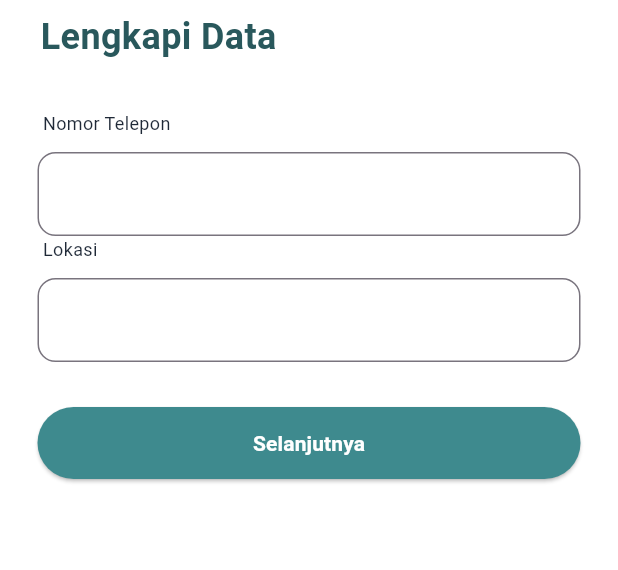
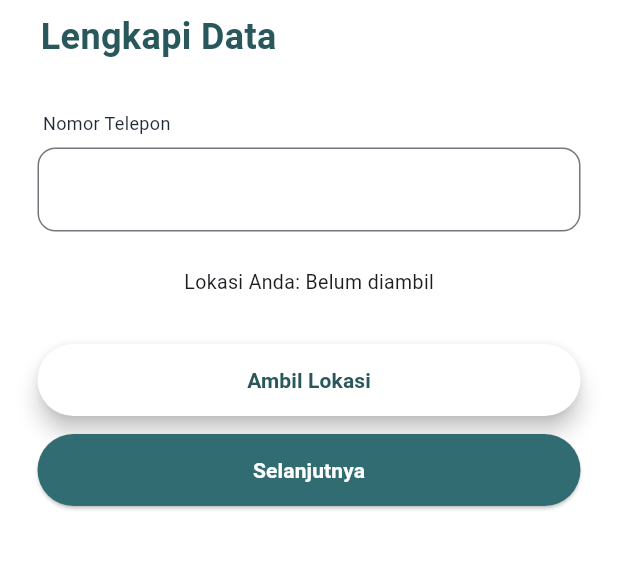
Before and after one commit to kevinnsrt/pakailagi.id, a Flutter app: the RegisterPage2 screen opened directly, on a phone screen of 412 x 824 dp, the part 166-736 px from its top. Run offline on Flutter 3.47's test engine with Material 3 defaults, Android fonts, the phone set to English and light mode, and no system bars; our stand-ins replace firebase_auth, firebase_core, flutter_map, geolocator, google_sign_in, latlong2; missing offline and left inert: smooth_transition; accounts and stored records are empty; network calls fail.

Commit message:
add location feature

```diff
--- a/lib/dashboard/items/all_items.dart
+++ b/lib/dashboard/items/all_items.dart
@@ -29,6 +29,7 @@ class _AllItemsPageState extends State<AllItemsPage> {
   @override
   Widget build(BuildContext context) {
     return Scaffold(
+      backgroundColor: Colors.white,
       body: SafeArea(
         child: RefreshIndicator(
         onRefresh: fetchItems,
--- a/lib/login-register/register/register2.dart
+++ b/lib/login-register/register/register2.dart
@@ -1,7 +1,8 @@
 import 'package:flutter/material.dart';
-import 'package:tubes_pm/authentication/authGate.dart';
+import 'package:geolocator/geolocator.dart';
 import 'package:tubes_pm/authentication/register_auth.dart';
 import 'package:tubes_pm/colors/colors.dart';
+import 'package:tubes_pm/map/map.dart';
 
 class RegisterPage2 extends StatefulWidget {
   const RegisterPage2({super.key});
@@ -12,13 +13,53 @@ class RegisterPage2 extends StatefulWidget {
 
 class _RegisterPage2State extends State<RegisterPage2> {
   final TextEditingController _number = TextEditingController();
-  final TextEditingController _location = TextEditingController();
 
+  String? _locationText = "Belum diambil";
 
-  // late String _username ;
-  // late String _mail;
-  // late String _password;
-  // late String _confirmPassword;
+  // ─────────────────────────────────────────────
+  // FUNGSI AMBIL LOKASI
+  // ─────────────────────────────────────────────
+  Future<void> getUserLocation() async {
+    try {
+      bool serviceEnabled = await Geolocator.isLocationServiceEnabled();
+      if (!serviceEnabled) {
+        ScaffoldMessenger.of(context)
+            .showSnackBar(SnackBar(content: Text("GPS tidak aktif")));
+        return;
+      }
+
+      LocationPermission permission = await Geolocator.checkPermission();
+      if (permission == LocationPermission.denied) {
+        permission = await Geolocator.requestPermission();
+        if (permission == LocationPermission.denied) {
+          ScaffoldMessenger.of(context)
+              .showSnackBar(SnackBar(content: Text("Izin lokasi ditolak")));
+          return;
+        }
+      }
+
+      if (permission == LocationPermission.deniedForever) {
+        ScaffoldMessenger.of(context).showSnackBar(
+            SnackBar(content: Text("Izin lokasi permanen ditolak")));
+        return;
+      }
+
+      final pos = await Geolocator.getCurrentPosition(
+          desiredAccuracy: LocationAccuracy.high);
+
+      setState(() {
+        _locationText = "${pos.latitude}, ${pos.longitude}";
+      });
+
+      // Simpan ke RegisterAuth
+      RegisterAuth.instance.location = _locationText!;
+
+      print("Lokasi tersimpan: ${RegisterAuth.instance.location}");
+    } catch (e) {
+      ScaffoldMessenger.of(context)
+          .showSnackBar(SnackBar(content: Text("Gagal mengambil lokasi")));
+    }
+  }
 
   @override
   Widget build(BuildContext context) {
@@ -26,7 +67,10 @@ class _RegisterPage2State extends State<RegisterPage2> {
         backgroundColor: Colors.white,
         appBar: AppBar(
           backgroundColor: Colors.white,
-          title: Text("Sign Up",style: TextStyle(fontSize: 20,fontWeight: FontWeight.bold),),
+          title: Text(
+            "Sign Up",
+            style: TextStyle(fontSize: 20, fontWeight: FontWeight.bold),
+          ),
         ),
         body: SingleChildScrollView(
           child: Center(
@@ -34,7 +78,6 @@ class _RegisterPage2State extends State<RegisterPage2> {
                 child: Column(
                   mainAxisAlignment: MainAxisAlignment.center,
                   children: [
-
                     Container(
                       width: 358,
                       height: 104,
@@ -44,32 +87,37 @@ class _RegisterPage2State extends State<RegisterPage2> {
                         spacing: 8,
                         children: [
                           Image.asset('assets/register_logo.png'),
-                      Text("Lengkapi Data",textAlign: TextAlign.start,
-                        style: TextStyle(fontSize: 24,fontWeight: FontWeight.bold,color: AppColors.primary700),
+                          Text(
+                            "Lengkapi Data",
+                            style: TextStyle(
+                                fontSize: 24,
+                                fontWeight: FontWeight.bold,
+                                color: AppColors.primary700),
                           )
                         ],
                       ),
                     ),
+                    SizedBox(height: 24),
 
-                SizedBox(
-                  height: 24,
-                ),
-
+                    // Nomor Telepon
                     Container(
                       width: 362,
-                  height: 198,
                       child: Column(
                         children: [
                           Column(
                             spacing: 8,
                             children: [
                               SizedBox(
-                          width:355,
-                            height: 20,
-                            child: Text("Nomor Telepon",style: TextStyle(color: AppColors.grayscale800,fontSize: 12),),
+                                width: 355,
+                                child: Text(
+                                  "Nomor Telepon",
+                                  style: TextStyle(
+                                      color: AppColors.grayscale800, fontSize: 12),
+                                ),
                               ),
                               TextField(
                                 controller: _number,
+                                keyboardType: TextInputType.phone,
                                 decoration: InputDecoration(
                                   border: OutlineInputBorder(
                                     borderRadius: BorderRadius.circular(12),
@@ -78,57 +126,113 @@ class _RegisterPage2State extends State<RegisterPage2> {
                               ),
                             ],
                           ),
+
+                          const SizedBox(height: 24),
+
+                          // Lokasi
                           Column(
-                        mainAxisAlignment: MainAxisAlignment.start,
                             spacing: 8,
+                            crossAxisAlignment: CrossAxisAlignment.start,
                             children: [
-                          SizedBox(
-                            width:355,
-                            height: 20,
-                            child: Text("Lokasi",style: TextStyle(color: AppColors.grayscale800,fontSize: 12),),
+                              // tampilkan alamat rencananya
+                              Text(
+                                "Lokasi Anda: $_locationText",
+                                style: TextStyle(fontSize: 13),
                               ),
-                          TextField(
-                            controller: _location,
-                            decoration: InputDecoration(
-                              border: OutlineInputBorder(
-                                borderRadius: BorderRadius.circular(12),
+
+                              // ElevatedButton(
+                              //   onPressed: () {
+                              //     if (_locationText == "Belum diambil") return;
+                              //
+                              //     final parts = _locationText!.split(", ");
+                              //     final lat = double.parse(parts[0]);
+                              //     final lng = double.parse(parts[1]);
+                              //
+                              //     Navigator.push(
+                              //       context,
+                              //       MaterialPageRoute(
+                              //         builder: (_) => MapPage(lat: lat, lng: lng),
+                              //       ),
+                              //     );
+                              //   },
+                              //   child: Text("Lihat di Peta"),
+                              // ),
+                              if (_locationText != "Belum diambil") ...[
+                                SizedBox(height: 12),
+                                Container(
+                                  height: 200, // boleh kamu sesuaikan
+                                  width: double.infinity,
+                                  child: MapPage(
+                                    key: ValueKey(_locationText),
+                                    lat: double.parse(_locationText!.split(", ")[0]),
+                                    lng: double.parse(_locationText!.split(", ")[1]),
                                   ),
                                 ),
-                          ),
+                              ]
                             ],
                           ),
                         ],
                       ),
                     ),
 
+                    SizedBox(height: 32),
 
+                    // tombol get location
+                    Container(
+                      width: 362,
+                      height: 48,
+                      child:  // Tombol ambil lokasi
+                      ElevatedButton(
+                        onPressed: getUserLocation,
+                        style: ElevatedButton.styleFrom(
+                          backgroundColor: Colors.white,
+                          elevation: 6,
+                          foregroundColor: AppColors.primary700
+                        ),
+                        child: Text("Ambil Lokasi",style: TextStyle(fontWeight: FontWeight.bold),),
+                      ),
+                    ),
+
+                    SizedBox(
+                      height: 12,
+                    ),
+
+                    // Tombol lanjut
                     Container(
                       width: 362,
                       height: 48,
                       child: ElevatedButton(
                           style: ElevatedButton.styleFrom(
-                          backgroundColor: Color.fromRGBO(62, 138, 142, 1),
-                          foregroundColor: Colors.white
-                      ),onPressed: (){
+                              backgroundColor: AppColors.primary600,
+                              foregroundColor: Colors.white),
+                          onPressed: () {
                             RegisterAuth.instance.number = _number.text;
-                    RegisterAuth.instance.location = _location.text;
 
-                    if(RegisterAuth.instance.number.isEmpty || RegisterAuth.instance.location.isEmpty){
-                      ScaffoldMessenger.of(context).showSnackBar(SnackBar(content: Text("Data tidak boleh kosong",
-                        style: TextStyle(color: AppColors.grayscale50,fontWeight: FontWeight.bold),),
-                        backgroundColor: AppColors.primary500,));
-                    }else{
+                            if (RegisterAuth.instance.number.isEmpty ||
+                                RegisterAuth.instance.location.isEmpty) {
+                              ScaffoldMessenger.of(context).showSnackBar(SnackBar(
+                                content: Text(
+                                  "Data tidak boleh kosong",
+                                  style: TextStyle(
+                                      color: AppColors.grayscale50,
+                                      fontWeight: FontWeight.bold),
+                                ),
+                                backgroundColor: AppColors.primary500,
+                              ));
+                            } else {
                               RegisterAuth.instance.register2(context);
                             }
-                  }, child: Text("Selanjutnya",style: TextStyle(fontWeight: FontWeight.bold),)),
+                          },
+                          child: Text(
+                            "Selanjutnya",
+                            style: TextStyle(fontWeight: FontWeight.bold),
+                          )),
                     ),
 
-                SizedBox(height: 28,),
-
+                    SizedBox(height: 28),
                   ],
                 )),
           ),
-    )
-    );
+        ));
   }
 }
--- a/pubspec.yaml
+++ b/pubspec.yaml
@@ -39,6 +39,8 @@ dependencies:
   firebase_auth: ^6.1.2
   http: ^1.6.0
   google_sign_in: 6.2.1
+  geolocator: ^14.0.2
+  flutter_map: ^8.2.2
 
 dev_dependencies:
   flutter_test:
```
Also changed, not shown: lib/dashboard/detail/detail.dart (+7 -2 lines), lib/dashboard/history/all.dart (+66 -38 lines), lib/dashboard/profile.dart (+9 -3 lines), lib/faq/FaqPage.dart (added, +138 -0 lines), lib/map/map.dart (added, +49 -0 lines), pubspec.lock, 4 other files. Lines whose indentation alone changed are shown as unchanged.
